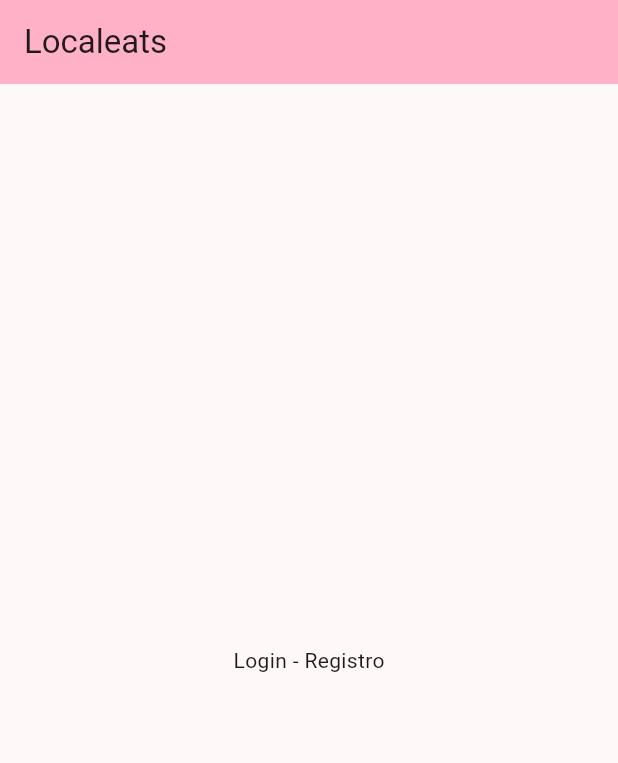
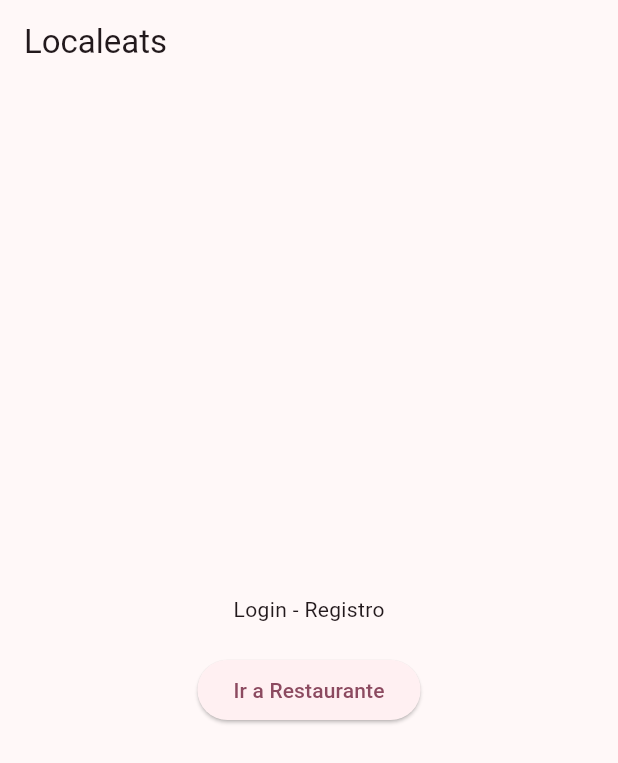
Before and after one commit to mateopelaez04/localeats, a Flutter app: the screen it shows after launch, on a phone screen of 412 x 824 dp. Shown: the top 763 px of the screen. Run offline on Flutter 3.47's test engine with Material 3 defaults, Android fonts, the phone set to English and light mode, and no system bars.

Commit message:
Agrega pantalla del restaurante y cupón QR

```diff
--- a/lib/main.dart
+++ b/lib/main.dart
@@ -1,5 +1,6 @@
 import 'package:flutter/material.dart';
 import 'PaginaPrincipal.dart';
+import 'restaurant_page.dart';
 void main() {
   runApp(const MyApp());
 }
@@ -36,22 +37,30 @@ class MyHomePage extends StatefulWidget {
 class _MyHomePageState extends State<MyHomePage> {
   @override
   Widget build(BuildContext context) {
-
     return Scaffold(
       appBar: AppBar(
-
-        backgroundColor: Theme.of(context).colorScheme.inversePrimary,
-
-        title: Text(widget.title),
+        title: const Text('Localeats'),
       ),
       body: Center(
         child: Column(
-
           mainAxisAlignment: MainAxisAlignment.center,
-          children: <Widget>[const Text('Login - Registro')],
+          children: <Widget>[
+            const Text('Login - Registro'),
+            const SizedBox(height: 20),
+            ElevatedButton(
+              onPressed: () {
+                Navigator.push(
+                  context,
+                  MaterialPageRoute(
+                    builder: (context) => const RestaurantPage(),
+                  ),
+                );
+              },
+              child: const Text('Ir a Restaurante'),
+            ),
+          ],
         ),
       ),
-
     );
-  }
-}
+  } // cierre de build
+} // cierre de clase
```
Also changed, not shown: lib/restaurant_page.dart (added, +38 -0 lines).
